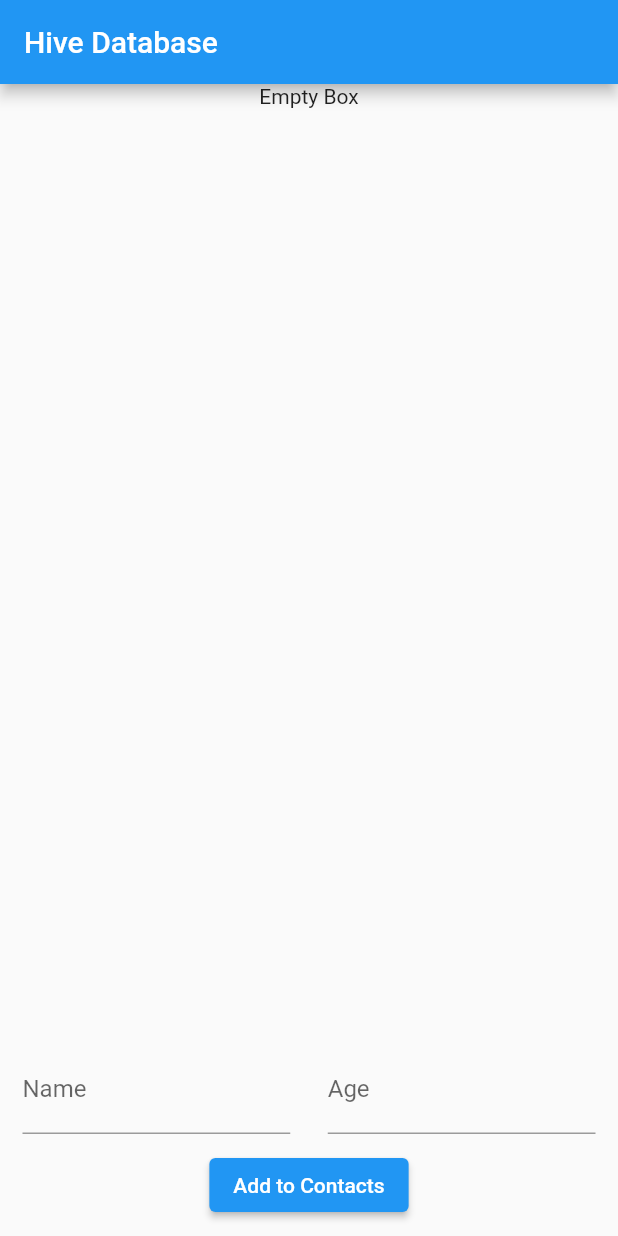
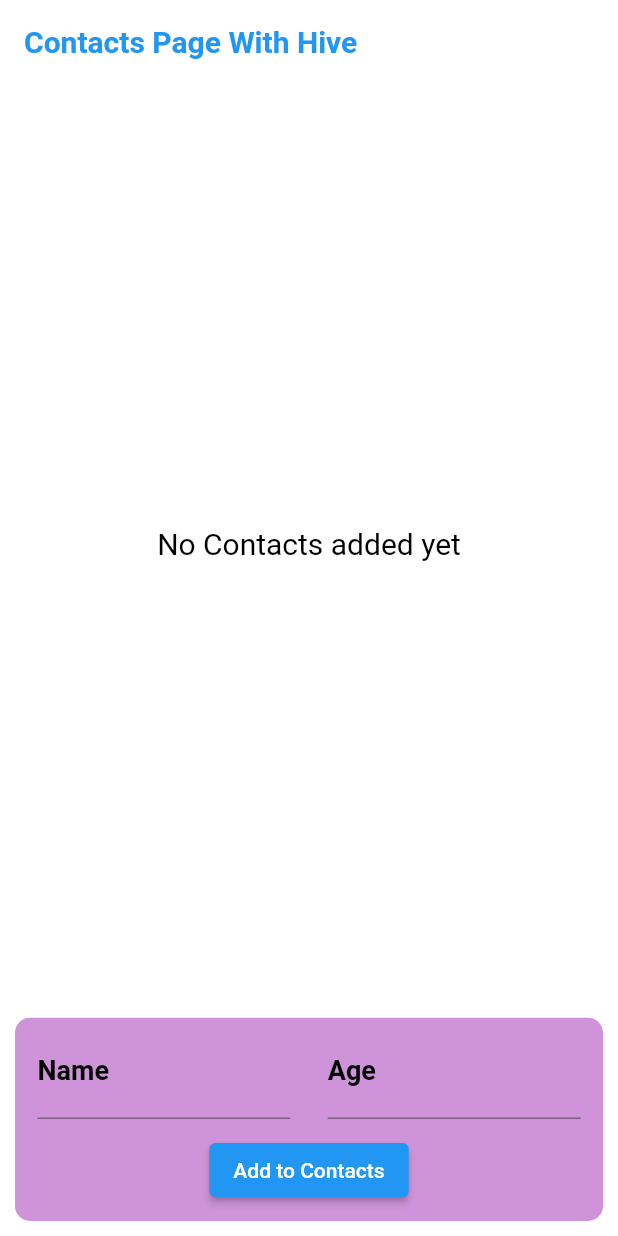
Before and after one commit to jinosh05/Flutter_hive_eg, a Flutter app: the screen it shows after launch, on a phone screen of 412 x 824 dp. Run offline on Flutter 3.47's test engine with Material 2 defaults, Android fonts, the phone set to English and light mode, and no system bars; our stand-ins replace hive, hive_flutter; accounts and stored records are empty.

Commit message:
UI updates

```diff
--- a/lib/contact_page.dart
+++ b/lib/contact_page.dart
@@ -1,4 +1,4 @@
-import 'dart:async';
+import 'dart:ui';
 
 import 'package:flutter/material.dart';
 import 'package:flutter/services.dart';
@@ -12,17 +12,26 @@ class ContactPage extends StatefulWidget {
 }
 
 class _ContactPageState extends State<ContactPage> {
-  final StreamController _controller = StreamController();
-
-  Stream<Box> boxStream() async* {
-    Hive.box('contacts').watch();
-  }
+  List<Color> mycolors = [
+    Colors.pink.shade200,
+    Colors.orange.shade400,
+    Colors.blue.shade400,
+    Colors.yellowAccent,
+    Colors.purple.shade400
+  ];
 
   @override
   Widget build(BuildContext context) {
     return Scaffold(
+        backgroundColor: Colors.white,
         appBar: AppBar(
-          title: Text('Hive Database'),
+          backgroundColor: Colors.white,
+          elevation: 0,
+          title: Text(
+            'Contacts Page With Hive',
+            style: TextStyle(
+                color: Colors.blue, fontWeight: FontWeight.bold, fontSize: 20),
+          ),
         ),
         body: Column(
           children: [
@@ -36,13 +45,14 @@ class _ContactPageState extends State<ContactPage> {
 
   @override
   void dispose() {
-    _controller.close();
+    Hive.box('contacts').compact();
     super.dispose();
   }
 
   _buildListView() {
     final contactBox = Hive.box('contacts');
 
+    double width = MediaQuery.of(context).size.width;
     return FutureBuilder(
       future: Hive.openBox('contacts'),
       builder: (BuildContext context, AsyncSnapshot snapshot) {
@@ -50,20 +60,66 @@ class _ContactPageState extends State<ContactPage> {
             valueListenable: Hive.box('contacts').listenable(),
             builder: (context, Box box, _) {
               if (box.values.isEmpty) {
-                return Text('Empty Box');
+                return Center(
+                  child: Text(
+                    'No Contacts added yet',
+                    style: TextStyle(color: Colors.black, fontSize: 20),
+                  ),
+                );
               } else {
                 return ListView.builder(
                     itemCount: contactBox.length,
                     itemBuilder: (context, index) {
                       final contact = contactBox.getAt(index) as Contacts;
-                      return ListTile(
-                        title: Text(contact.name),
-                        subtitle: Text(contact.number.toString()),
+                      return Padding(
+                        padding: EdgeInsets.symmetric(
+                            vertical: 5, horizontal: width * 0.025),
+                        child: listCard(contact, index, width),
                       );
                     });
               }
             });
       },
+    );
+  }
+
+  Card listCard(Contacts contact, int index, double width) {
+    return Card(
+      color: mycolors[index % 5],
+      shape: RoundedRectangleBorder(borderRadius: BorderRadius.circular(15)),
+      child: Container(
+        decoration: BoxDecoration(
+          borderRadius: BorderRadius.circular(15),
+        ),
+        padding: EdgeInsets.only(left: 10, top: 10, bottom: 10),
+        child: Row(
+          mainAxisAlignment: MainAxisAlignment.spaceBetween,
+          children: [
+            Container(
+              width: width * 0.75,
+              child: Text(
+                "Hi I am " +
+                    contact.name +
+                    " and my age is " +
+                    contact.number.toString(),
+                style: TextStyle(
+                    color: Colors.black,
+                    fontWeight: FontWeight.bold,
+                    fontSize: 18),
+              ),
+            ),
+            IconButton(
+                onPressed: () {
+                  Hive.box('contacts').deleteAt(index);
+                },
+                icon: Icon(
+                  Icons.delete,
+                  size: 18,
+                  color: Colors.red,
+                ))
+          ],
+        ),
+      ),
     );
   }
 }
@@ -89,6 +145,11 @@ class _ContactFormState extends State<ContactForm> {
   Widget build(BuildContext context) {
     return Form(
       key: _formkey,
+      child: Container(
+        margin: EdgeInsets.all(10),
+        decoration: BoxDecoration(
+            color: Colors.purple.shade200,
+            borderRadius: BorderRadius.circular(10)),
         child: Column(
           children: [
             Padding(
@@ -102,7 +163,17 @@ class _ContactFormState extends State<ContactForm> {
                           _name = value!;
                         });
                       },
-                    decoration: InputDecoration(labelText: 'Name'),
+                      style: TextStyle(
+                          color: Colors.black,
+                          fontWeight: FontWeight.bold,
+                          fontSize: 18),
+                      decoration: InputDecoration(
+                        labelText: 'Name',
+                        labelStyle: TextStyle(
+                            color: Colors.black,
+                            fontWeight: FontWeight.bold,
+                            fontSize: 18),
+                      ),
                     ),
                   ),
                   SizedBox(
@@ -115,8 +186,16 @@ class _ContactFormState extends State<ContactForm> {
                           _age = int.parse(value!);
                         });
                       },
+                      style: TextStyle(
+                          color: Colors.black,
+                          fontWeight: FontWeight.bold,
+                          fontSize: 18),
                       decoration: InputDecoration(
                         labelText: 'Age',
+                        labelStyle: TextStyle(
+                            color: Colors.black,
+                            fontWeight: FontWeight.bold,
+                            fontSize: 18),
                       ),
                       keyboardType: TextInputType.number,
                       inputFormatters: [FilteringTextInputFormatter.digitsOnly],
@@ -141,6 +220,7 @@ class _ContactFormState extends State<ContactForm> {
             )
           ],
         ),
+      ),
     );
   }
 }
--- a/lib/main.dart
+++ b/lib/main.dart
@@ -26,7 +26,10 @@ class _MyAppState extends State<MyApp> {
   @override
   Widget build(BuildContext context) {
     return FutureBuilder(
-      future: Hive.openBox('contacts'),
+      future: Hive.openBox('contacts', compactionStrategy: (total, deleted) {
+        // This will make the compacting when such condition is satisfied
+        return deleted > 5;
+      }),
       builder: (BuildContext context, AsyncSnapshot snapshot) {
         if (snapshot.connectionState == ConnectionState.done) {
           if (snapshot.hasError) {
@@ -48,6 +51,7 @@ class _MyAppState extends State<MyApp> {
     // To close all opened Hive Boxes
     //  Hive.close();
 
+    Hive.box('contacts').compact();
     // To just close a Particular box
     Hive.box('contacts').close();
     super.dispose();
```
Lines whose indentation alone changed are shown as unchanged.
